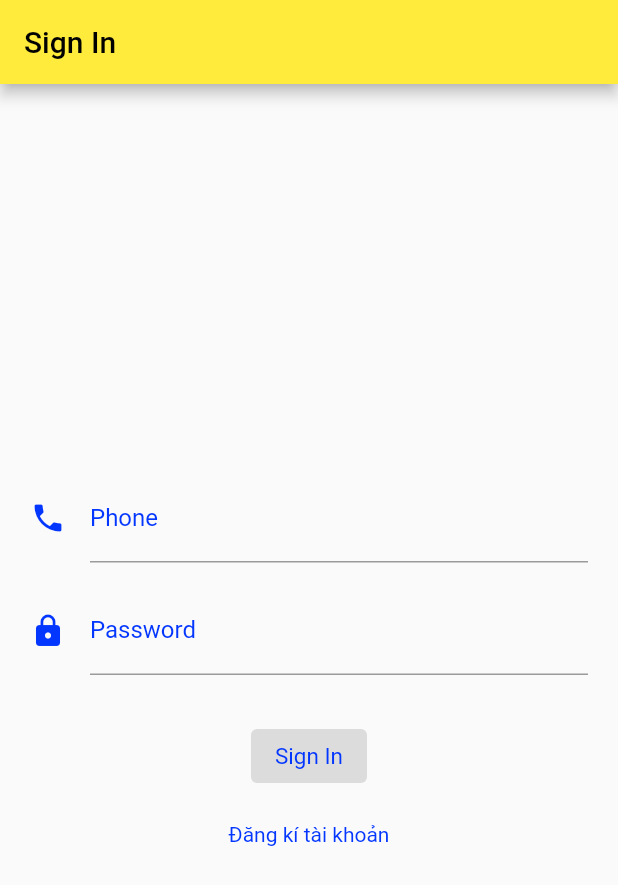
After one commit to dtvthethe/boostore_flutter_laravel, a Flutter app: the screen it shows after launch, on a phone screen of 412 x 824 dp. The commit adds this screen. Shown: the top 885 px of the screen. Run offline on Flutter 3.47's test engine with Material 2 defaults, Android fonts, the phone set to English and light mode, and no system bars; our stand-ins replace dio, flutter_spinkit, rxdart, shared_preferences.

Commit message:
flutter: Loading popup

```diff
--- a/bookstore/lib/base/base_bloc.dart
+++ b/bookstore/lib/base/base_bloc.dart
@@ -8,6 +8,7 @@ abstract class BaseBloc {
   // TODO: cai nay dung de lam gi
   StreamController<BaseEvent> _baseProcessController =
       StreamController<BaseEvent>();
+  // Show loadding animation
   StreamController<bool> _loaddingStreamController = StreamController<bool>();
 
   Sink<BaseEvent> get eventSink => _baseEventController.sink;
--- a/bookstore/lib/module/signin/signin_page.dart
+++ b/bookstore/lib/module/signin/signin_page.dart
@@ -2,6 +2,7 @@ import 'package:bookstore/data/remote/user_service.dart';
 import 'package:bookstore/data/repo/user_repo.dart';
 import 'package:bookstore/event/singin_event.dart';
 import 'package:bookstore/module/signin/signin_bloc.dart';
+import 'package:bookstore/shared/widget/loading_task.dart';
 import 'package:bookstore/shared/widget/normal_link.dart';
 import 'package:flutter/material.dart';
 import 'package:bookstore/base/base_widget.dart';
@@ -39,7 +40,9 @@ class LoginWidget extends StatelessWidget {
       child: Container(
         padding: EdgeInsets.symmetric(horizontal: 20),
         child: Consumer<SignInBloc>(
-          builder: (context, signInBloc, child) => Column(
+          builder: (context, signInBloc, child) => LoadingTask(
+            bloc: signInBloc,
+            child: Column(
               mainAxisAlignment: MainAxisAlignment.center,
               children: [
                 Container(
@@ -70,7 +73,8 @@ class LoginWidget extends StatelessWidget {
                         txtPassController,
                         onChange: <String>(value) {
                           // Vi txtPhoneSubjectSink laf Stream<String> nen add vao String se xu li dc
-                        signInBloc.txtPasswordSubjectSink.add(value.toString());
+                          signInBloc.txtPasswordSubjectSink
+                              .add(value.toString());
                         },
                         error: msg,
                       ),
@@ -111,6 +115,7 @@ class LoginWidget extends StatelessWidget {
             ),
           ),
         ),
+      ),
     );
   }
 }
--- /dev/null
+++ b/bookstore/lib/shared/widget/loading_task.dart
@@ -0,0 +1,47 @@
+import 'package:bookstore/base/base_bloc.dart';
+import 'package:bookstore/shared/widget/scale_animation.dart';
+import 'package:flutter/material.dart';
+import 'package:flutter_spinkit/flutter_spinkit.dart';
+import 'package:provider/provider.dart';
+
+// Loading popup.
+class LoadingTask extends StatelessWidget {
+  final BaseBloc bloc;
+  final Widget child;
+
+  LoadingTask({required this.bloc, required this.child});
+
+  @override
+  Widget build(BuildContext context) {
+    return StreamProvider<bool>.value(
+      value: bloc.loadingStream,
+      initialData: false,
+      child: Stack(
+        children: [
+          child,
+          Consumer<bool>(
+            builder: (context, value, child) => Center(
+              child: value
+                  ? ScaleAnimation(
+                      child: Container(
+                        width: 120,
+                        height: 120,
+                        decoration: const BoxDecoration(
+                          color: Colors.black45,
+                          borderRadius: BorderRadius.all(
+                            Radius.circular(8),
+                          ),
+                        ),
+                        child: const SpinKitPouringHourGlass(
+                          color: Colors.white,
+                        ),
+                      ),
+                    )
+                  : null,
+            ),
+          ),
+        ],
+      ),
+    );
+  }
+}
--- a/bookstore/pubspec.yaml
+++ b/bookstore/pubspec.yaml
@@ -11,6 +11,7 @@ dependencies:
   dio: ^4.0.4
   shared_preferences: ^2.0.11
   rxdart: ^0.27.3
+  flutter_spinkit: ^5.1.0
 dev_dependencies:
   flutter_test:
     sdk: flutter
```
Also changed, not shown: bookstore/lib/module/signin/signin_bloc.dart (+8 -0 lines), bookstore/lib/shared/widget/scale_animation.dart (added, +48 -0 lines), bookstore/pubspec.lock. Lines whose indentation alone changed are shown as unchanged.
